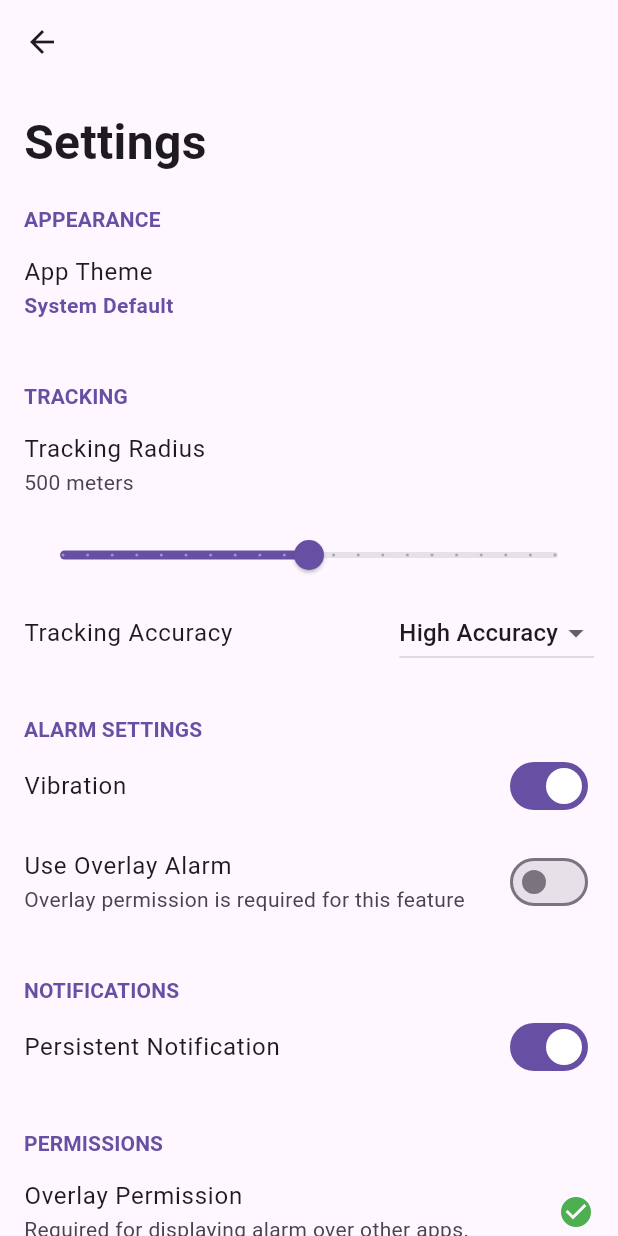
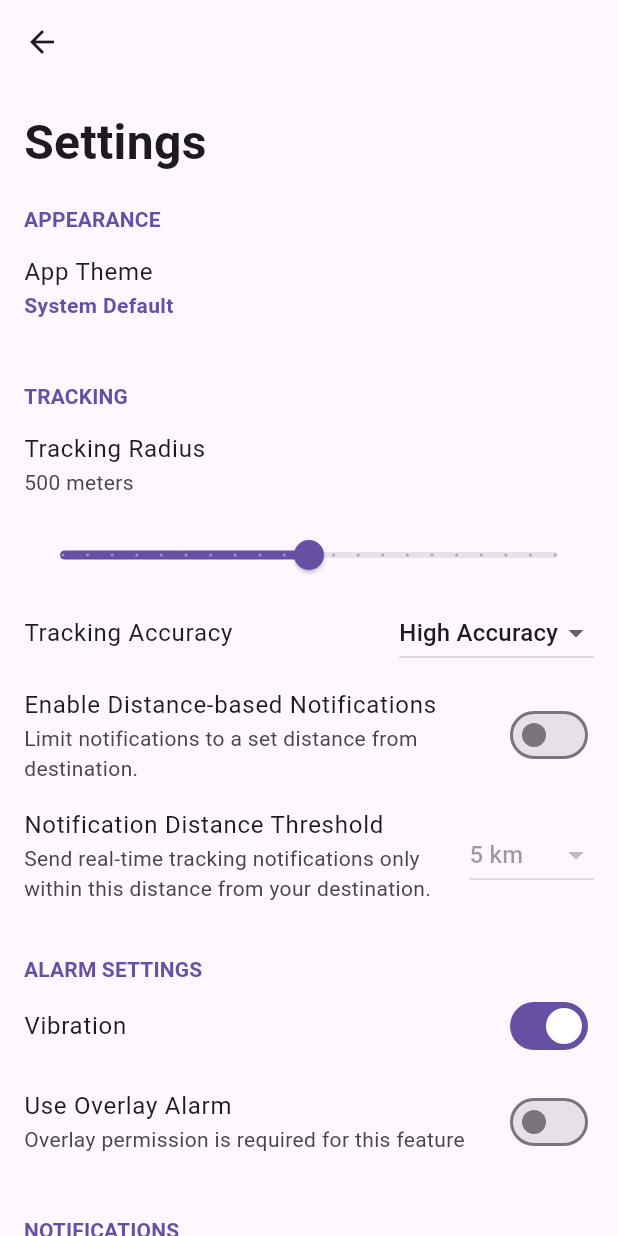
Before and after one commit to leywino/wakepoint, a Flutter app: the SettingsScreen screen opened directly, on a phone screen of 412 x 824 dp. Run offline on Flutter 3.47's test engine with Material 3 defaults, Android fonts, the phone set to English and light mode, and no system bars; our stand-ins replace flutter_local_notifications, fluttertoast, geocoding, geolocator, google_places_flutter, permission_handler and 1 more; missing offline and left inert: flutter_background, flutter_displaymode; accounts and stored records are empty.

Commit message:
add notification distance threshold

```diff
--- a/lib/controller/location_provider.dart
+++ b/lib/controller/location_provider.dart
@@ -178,6 +178,16 @@ class LocationProvider with ChangeNotifier {
       location.longitude,
     );
 
+    // Convert km to meters
+    double notificationThreshold =
+        _settingsProvider.notificationDistanceThreshold * 1000;
+
+    // If distance-based notifications are enabled and user is beyond threshold, skip notification
+    if (_settingsProvider.isThresholdEnabled &&
+        distance > notificationThreshold) {
+      return;
+    }
+
     // Format distance: show in km if >= 1000m
     String formattedDistance = distance >= 1000
         ? "${(distance / 1000).toStringAsFixed(1)} km"
--- a/lib/controller/settings_provider.dart
+++ b/lib/controller/settings_provider.dart
@@ -69,4 +69,23 @@ class SettingsProvider with ChangeNotifier {
     prefs?.setBool('use_overlay_alarm', enable);
     notifyListeners();
   }
+
+  double get notificationDistanceThreshold {
+    return prefs?.getDouble('notification_distance_threshold') ?? 5.0;
+  }
+
+  set notificationDistanceThreshold(double threshold) {
+    prefs?.setDouble('notification_distance_threshold', threshold);
+    notifyListeners();
+  }
+
+  bool get isThresholdEnabled {
+    return prefs?.getBool('enable_notification_threshold') ??
+        false; // Default to false (off)
+  }
+
+  set isThresholdEnabled(bool enable) {
+    prefs?.setBool('enable_notification_threshold', enable);
+    notifyListeners();
+  }
 }
--- a/lib/pages/alarm_screen.dart
+++ b/lib/pages/alarm_screen.dart
@@ -43,7 +43,6 @@ class _AlarmScreenState extends State<AlarmScreen>
         }
       });
     }
-    // FlutterRingtonePlayer().playAlarm();
   }
 
   void _stopAlarm() {
--- a/lib/pages/settings_screen.dart
+++ b/lib/pages/settings_screen.dart
@@ -219,6 +219,42 @@ class _SettingsScreenState extends State<SettingsScreen> {
           (value) => settingsProvider.trackingAccuracy =
               _getTrackingAccuracyFromString(value!),
         ),
+
+        // Switch to Enable/Disable Notification Distance Threshold
+        SwitchListTile(
+          contentPadding: EdgeInsets.zero,
+          title: const Text("Enable Distance-based Notifications"),
+          subtitle: const Text(
+              "Limit notifications to a set distance from destination."),
+          value: settingsProvider.isThresholdEnabled,
+          onChanged: (value) {
+            settingsProvider.isThresholdEnabled = value;
+          },
+        ),
+
+        // Dropdown for Notification Distance Threshold (Disabled when switch is off)
+        ListTile(
+          contentPadding: EdgeInsets.zero,
+          title: const Text("Notification Distance Threshold"),
+          subtitle: const Text(
+              "Send real-time tracking notifications only within this distance from your destination."),
+          trailing: DropdownButton<double>(
+            value: settingsProvider.notificationDistanceThreshold,
+            items: [5, 7.5, 10, 12.5, 15].map((e) {
+              return DropdownMenuItem(
+                value: e.toDouble(),
+                child: Text("$e km"),
+              );
+            }).toList(),
+            onChanged: settingsProvider.isThresholdEnabled
+                ? (newValue) {
+                    if (newValue != null) {
+                      settingsProvider.notificationDistanceThreshold = newValue;
+                    }
+                  }
+                : null, // Disable dropdown when switch is off
+          ),
+        ),
       ],
     );
   }
```
Also changed, not shown: 1 other file.
